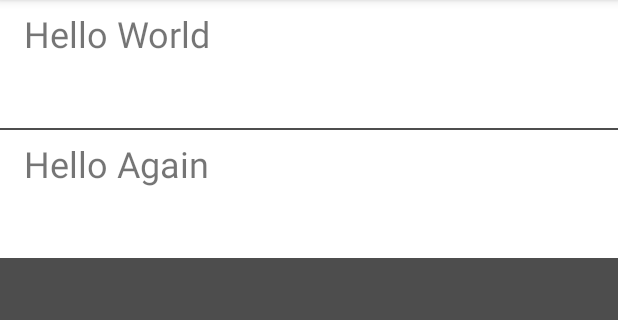
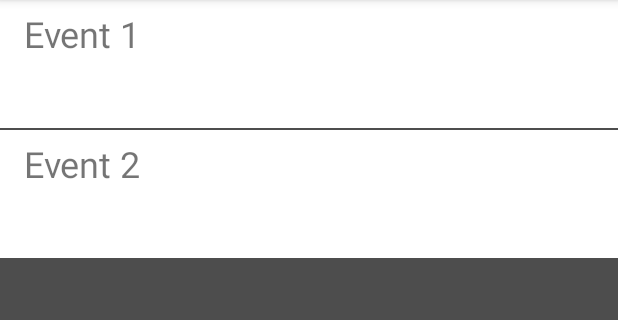
Before and after one commit to CUSkyImagingApp/AndroidApp, an Android app: the screen it shows after launch (MainActivity), on a phone screen of 412 x 824 dp, the part 84-404 px from its top. Run offline under Robolectric (Android 15) with nearby library versions, the phone set to English and light mode, and no system bars; 1 statement that could not run was skipped.

Commit message:
hello to events

```diff
--- a/CitizenSkyView/app/src/main/res/layout/activity_main.xml
+++ b/CitizenSkyView/app/src/main/res/layout/activity_main.xml
@@ -26,34 +26,36 @@
             android:layout_height="85dp"
             android:background="#FFFFFF"
             android:layout_marginBottom="1dp">
+
             <TextView
                 android:id="@+id/box_text"
                 android:layout_width="match_parent"
                 android:layout_height="match_parent"
-                android:text="@string/hello"
+                android:layout_alignParentStart="true"
+                android:layout_alignParentTop="true"
+                android:layout_marginStart="16dp"
+                android:layout_marginTop="6dp"
                 android:gravity="left"
-                android:textSize="24dp"
-                android:layout_alignParentTop="true"
-                android:layout_alignParentStart="true"
-                android:layout_marginStart="16dp"
-                android:layout_marginTop="6dp" />
+                android:text="@string/e1"
+                android:textSize="24dp" />
         </RelativeLayout>
         <RelativeLayout
             android:layout_width="match_parent"
             android:layout_height="85dp"
             android:background="#FFFFFF"
             android:layout_marginBottom="1dp">
+
             <TextView
                 android:id="@+id/box_text2"
                 android:layout_width="match_parent"
                 android:layout_height="match_parent"
-                android:text="@string/hello_again"
+                android:layout_alignParentStart="true"
+                android:layout_alignParentTop="true"
+                android:layout_marginStart="16dp"
+                android:layout_marginTop="6dp"
                 android:gravity="left"
-                android:textSize="24dp"
-                android:layout_alignParentTop="true"
-                android:layout_alignParentStart="true"
-                android:layout_marginStart="16dp"
-                android:layout_marginTop="6dp" />
+                android:text="@string/e2"
+                android:textSize="24dp" />
         </RelativeLayout>
 
         <!--
--- a/CitizenSkyView/app/src/main/res/values/strings.xml
+++ b/CitizenSkyView/app/src/main/res/values/strings.xml
@@ -4,4 +4,6 @@
     <string name="start">Start</string>
     <string name="hello">Hello World</string>
     <string name="hello_again">Hello Again</string>
+    <string name="e1">Event 1</string>
+    <string name="e2">Event 2</string>
 </resources>
```
